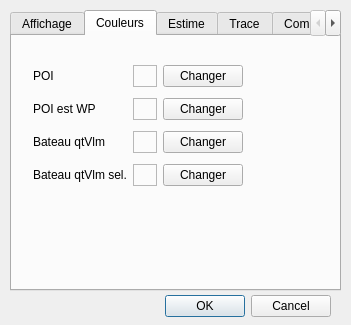
Before: the Qt Designer form src/paramVLM.ui in nohal/qtVlm, drawn with Qt 5.
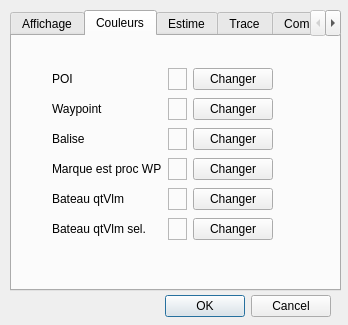
After: the same form once the commit is applied. The open tabs and pages were chosen to show the change. Icons and pictures are not drawn.

Commit message: Ajout du typage de Marque (POI, WP, Balise) Couleur des marques est paramétrable

The edit to the form file:
```diff
--- a/src/paramVLM.ui
+++ b/src/paramVLM.ui
@@ -6,7 +6,7 @@
    <rect>
     <x>0</x>
     <y>0</y>
-    <width>351</width>
+    <width>348</width>
     <height>325</height>
    </rect>
   </property>
@@ -142,13 +142,13 @@
     <attribute name="title">
      <string>Couleurs</string>
     </attribute>
-    <widget class="QWidget" name="layoutWidget">
+    <widget class="QWidget" name="">
      <property name="geometry">
       <rect>
-       <x>21</x>
-       <y>24</y>
-       <width>210</width>
-       <height>135</height>
+       <x>40</x>
+       <y>30</y>
+       <width>221</width>
+       <height>182</height>
       </rect>
      </property>
      <layout class="QGridLayout" name="gridLayout">
@@ -177,14 +177,62 @@
        </widget>
       </item>
       <item row="1" column="0">
+       <widget class="QLabel" name="label_15">
+        <property name="text">
+         <string>Waypoint</string>
+        </property>
+       </widget>
+      </item>
+      <item row="1" column="1">
+       <widget class="QFrame" name="WP_frame">
+        <property name="frameShape">
+         <enum>QFrame::StyledPanel</enum>
+        </property>
+        <property name="frameShadow">
+         <enum>QFrame::Raised</enum>
+        </property>
+       </widget>
+      </item>
+      <item row="1" column="2">
+       <widget class="QPushButton" name="pushButton_3">
+        <property name="text">
+         <string>Changer</string>
+        </property>
+       </widget>
+      </item>
+      <item row="2" column="0">
+       <widget class="QLabel" name="label_16">
+        <property name="text">
+         <string>Balise</string>
+        </property>
+       </widget>
+      </item>
+      <item row="2" column="1">
+       <widget class="QFrame" name="Balise_frame">
+        <property name="frameShape">
+         <enum>QFrame::StyledPanel</enum>
+        </property>
+        <property name="frameShadow">
+         <enum>QFrame::Raised</enum>
+        </property>
+       </widget>
+      </item>
+      <item row="2" column="2">
+       <widget class="QPushButton" name="pushButton_6">
+        <property name="text">
+         <string>Changer</string>
+        </property>
+       </widget>
+      </item>
+      <item row="3" column="0">
        <widget class="QLabel" name="label_8">
         <property name="text">
-         <string>POI est WP</string>
+         <string>Marque est proc WP</string>
         </property>
        </widget>
       </item>
-      <item row="1" column="1">
-       <widget class="QFrame" name="POI_WP_frame">
+      <item row="3" column="1">
+       <widget class="QFrame" name="Marque_WP_frame">
         <property name="frameShape">
          <enum>QFrame::StyledPanel</enum>
         </property>
@@ -193,21 +241,21 @@
         </property>
        </widget>
       </item>
-      <item row="1" column="2">
+      <item row="3" column="2">
        <widget class="QPushButton" name="pushButton_5">
         <property name="text">
          <string>Changer</string>
         </property>
        </widget>
       </item>
-      <item row="2" column="0">
+      <item row="4" column="0">
        <widget class="QLabel" name="label_4">
         <property name="text">
          <string>Bateau qtVlm</string>
         </property>
        </widget>
       </item>
-      <item row="2" column="1">
+      <item row="4" column="1">
        <widget class="QFrame" name="qtBoat_frame">
         <property name="frameShape">
          <enum>QFrame::StyledPanel</enum>
@@ -217,21 +265,21 @@
         </property>
        </widget>
       </item>
-      <item row="2" column="2">
+      <item row="4" column="2">
        <widget class="QPushButton" name="pushButton_2">
         <property name="text">
          <string>Changer</string>
         </property>
        </widget>
       </item>
-      <item row="3" column="0">
+      <item row="5" column="0">
        <widget class="QLabel" name="label_6">
         <property name="text">
          <string>Bateau qtVlm sel.</string>
         </property>
        </widget>
       </item>
-      <item row="3" column="1">
+      <item row="5" column="1">
        <widget class="QFrame" name="qtBoat_sel_frame">
         <property name="frameShape">
          <enum>QFrame::StyledPanel</enum>
@@ -241,7 +289,7 @@
         </property>
        </widget>
       </item>
-      <item row="3" column="2">
+      <item row="5" column="2">
        <widget class="QPushButton" name="pushButton_4">
         <property name="text">
          <string>Changer</string>
```
Left out of the diff: 72 changed lines with no effect on the pictures. The commit also changes 25 other files.
